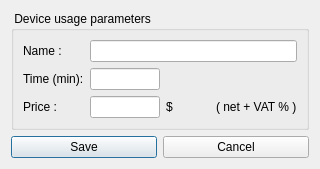
Before: the Qt Designer form client/dlgpaneluseedit.ui in tbikfalvi/Belenus, drawn with Qt 5.
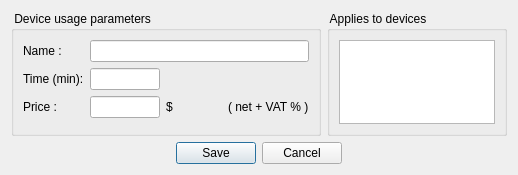
After: the same form once the commit is applied.

Patch:
```diff
--- a/client/dlgpaneluseedit.ui
+++ b/client/dlgpaneluseedit.ui
@@ -6,8 +6,8 @@
    <rect>
     <x>0</x>
     <y>0</y>
-    <width>320</width>
-    <height>158</height>
+    <width>518</width>
+    <height>170</height>
    </rect>
   </property>
   <property name="windowTitle">
@@ -15,6 +15,8 @@
   </property>
   <layout class="QVBoxLayout" name="verticalLayout">
    <item>
+    <layout class="QHBoxLayout" name="horizontalLayout_4">
+     <item>
     <widget class="QGroupBox" name="gbUseTimePrice">
      <property name="title">
       <string> Device usage parameters </string>
@@ -124,11 +126,55 @@
         </item>
        </layout>
       </item>
-     </layout>
-    </widget>
+        <item row="3" column="0">
+         <spacer name="verticalSpacer">
+          <property name="orientation">
+           <enum>Qt::Vertical</enum>
+          </property>
+          <property name="sizeHint" stdset="0">
+           <size>
+            <width>20</width>
+            <height>40</height>
+           </size>
+          </property>
+         </spacer>
+        </item>
+       </layout>
+      </widget>
+     </item>
+     <item>
+      <widget class="QGroupBox" name="gbPanels">
+       <property name="title">
+        <string> Applies to devices </string>
+       </property>
+       <layout class="QHBoxLayout" name="horizontalLayout_5">
+        <item>
+         <widget class="QListWidget" name="listPanels">
+          <property name="selectionMode">
+           <enum>QAbstractItemView::MultiSelection</enum>
+          </property>
+         </widget>
+        </item>
+       </layout>
+      </widget>
+     </item>
+    </layout>
    </item>
    <item>
     <layout class="QHBoxLayout" name="horizontalLayout">
+     <item>
+      <spacer name="horizontalSpacer_3">
+       <property name="orientation">
+        <enum>Qt::Horizontal</enum>
+       </property>
+       <property name="sizeHint" stdset="0">
+        <size>
+         <width>40</width>
+         <height>20</height>
+        </size>
+       </property>
+      </spacer>
+     </item>
      <item>
       <widget class="QPushButton" name="pbSave">
        <property name="text">
@@ -155,6 +201,19 @@
        </property>
       </widget>
      </item>
+     <item>
+      <spacer name="horizontalSpacer_4">
+       <property name="orientation">
+        <enum>Qt::Horizontal</enum>
+       </property>
+       <property name="sizeHint" stdset="0">
+        <size>
+         <width>40</width>
+         <height>20</height>
+        </size>
+       </property>
+      </spacer>
+     </item>
     </layout>
    </item>
   </layout>
```
Lines whose indentation alone changed are shown as unchanged.
